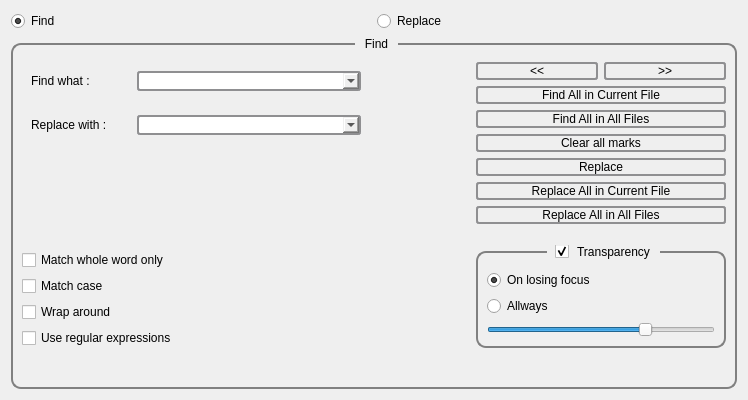
Old version of the form searchwgt.ui in the repository Bloc10FinTech/blockpad.
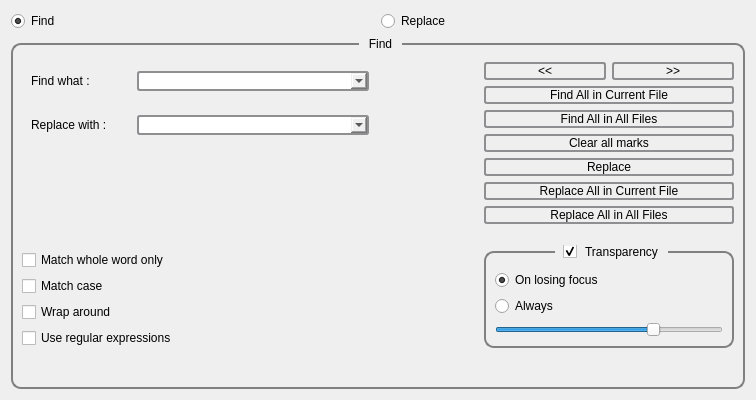
New version of the form.

```diff
--- a/searchwgt.ui
+++ b/searchwgt.ui
@@ -6,7 +6,7 @@
    <rect>
     <x>0</x>
     <y>0</y>
-    <width>740</width>
+    <width>756</width>
     <height>400</height>
    </rect>
   </property>
@@ -407,7 +407,7 @@
              <item>
               <widget class="QRadioButton" name="radioButtonAllways">
                <property name="text">
-                <string>Allways</string>
+                <string>Always</string>
                </property>
               </widget>
              </item>
```
